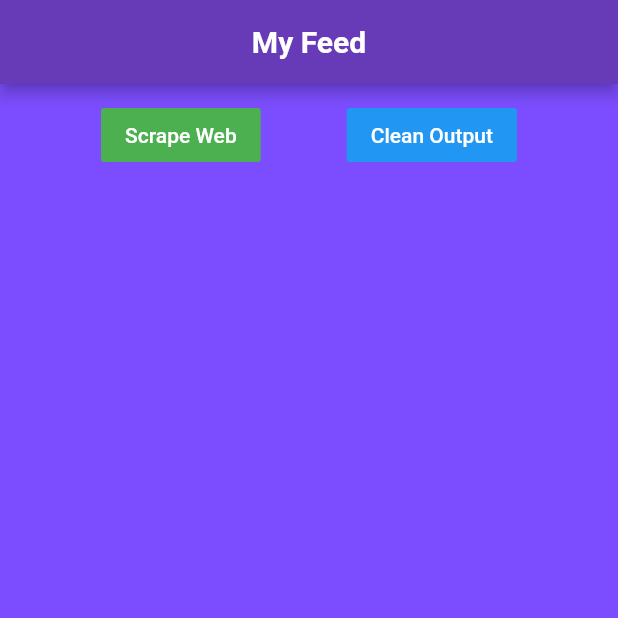
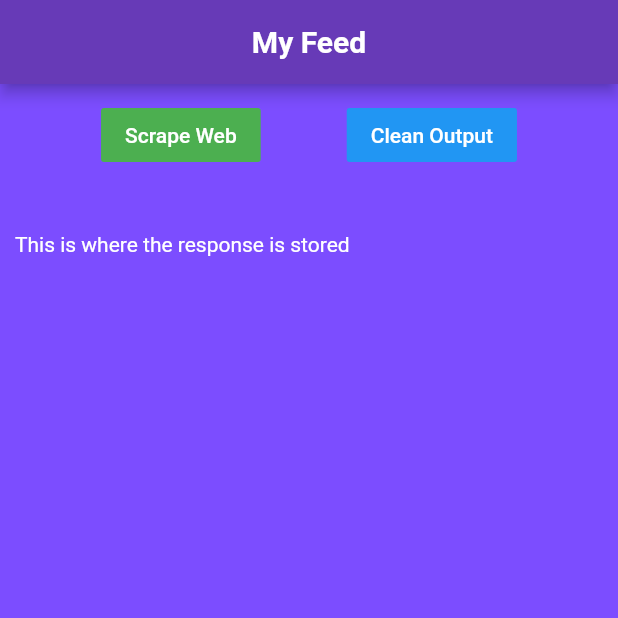
Before and after one commit to msoham123/ProtectApp, a Flutter app: the feedScreen screen opened directly, after a tap on "Clean Output", on a phone screen of 412 x 824 dp, the top half of it. Run offline on Flutter 3.47's test engine with Material 2 defaults, Android fonts, the phone set to English and light mode, and no system bars; our stand-ins replace bottom_navy_bar, curved_navigation_bar, device_preview, page_transition; missing offline and left inert: newsapi_client.

Commit message:
Changed up UI for Feed Screen

```diff
--- a/lib/screens/feedScreen.dart
+++ b/lib/screens/feedScreen.dart
@@ -51,14 +51,22 @@ class _feedScreenState extends State<feedScreen>{
                         child: Text("Clean Output", style: TextStyle(color: Colors.white),),
                         onPressed: () {
                           setState(() {
-                            response = "";
+                            response = "This is where the response is stored";
                           });
                         },
                       ),
                     ],
                   ),
 
+                  SizedBox(
+                    height: MediaQuery.of(context).size.height/20,
+                  ),
+
                   Text(response, style: TextStyle(color: Colors.white),),
+
+                  SizedBox(
+                    height: MediaQuery.of(context).size.height/20,
+                  ),
 
                 ],
               ),
```
